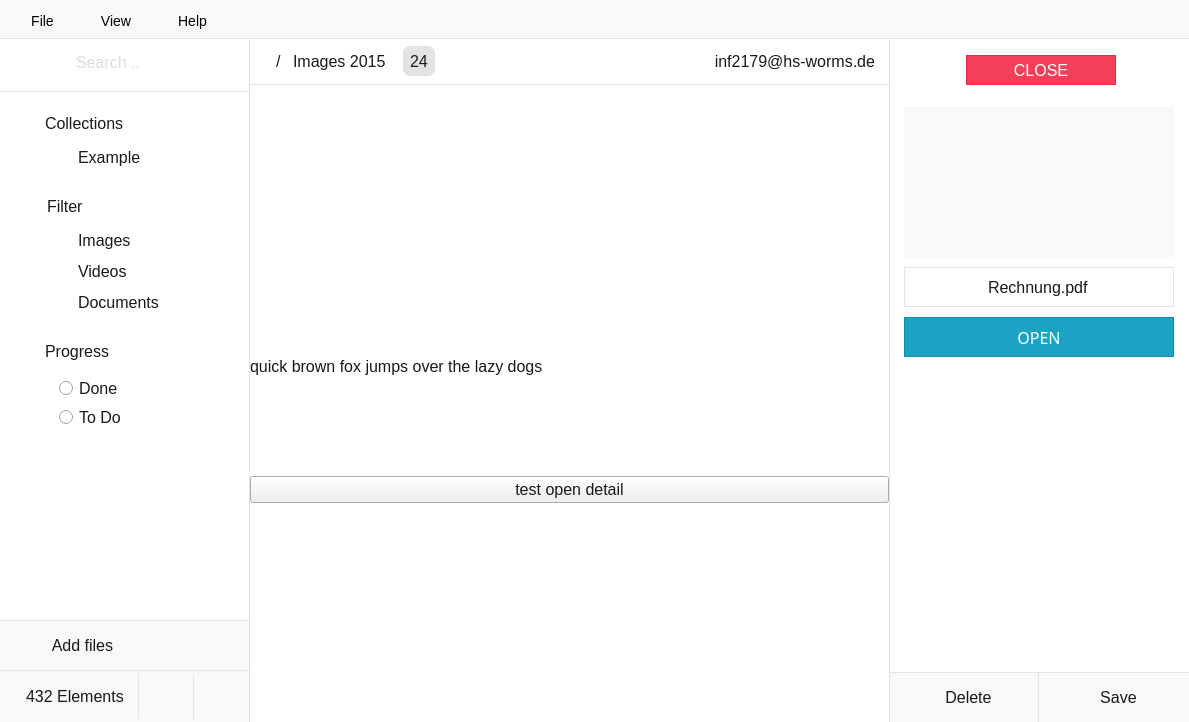
Before: the Qt Designer form src/gui/mainwindow.ui in Gitnoter/vemoria2, drawn with Qt 5.
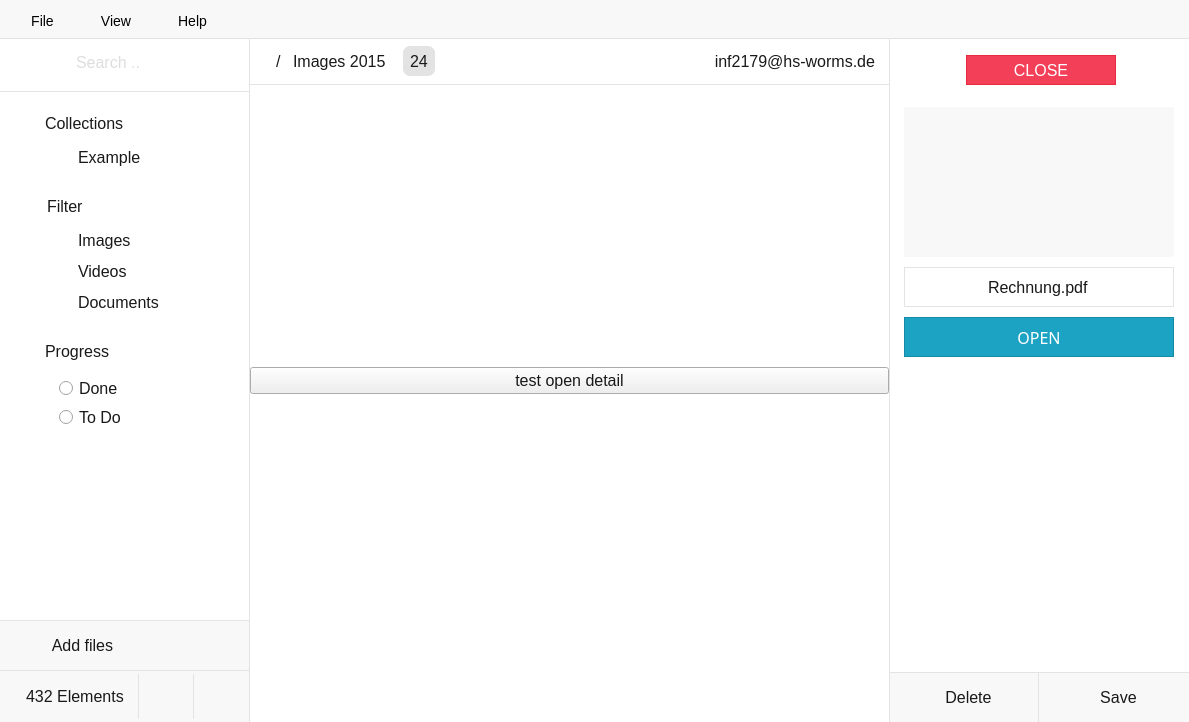
After: the same form once the commit is applied. Icons and pictures are not drawn.

What changed in the file:
```diff
--- a/src/gui/mainwindow.ui
+++ b/src/gui/mainwindow.ui
@@ -1128,7 +1128,7 @@
        border-top:1px solid #e3e3e3;
 }</string>
         </property>
-        <layout class="QGridLayout" name="gridLayout_10" rowstretch="0,0,0,0,0" columnstretch="0">
+        <layout class="QGridLayout" name="gridLayout_10" rowstretch="0,0,0" columnstretch="0">
          <property name="leftMargin">
           <number>0</number>
          </property>
@@ -1372,37 +1372,14 @@
            </layout>
           </widget>
          </item>
-         <item row="4" column="0">
+         <item row="2" column="0">
           <widget class="QGroupBox" name="groupBox_10">
            <property name="title">
             <string/>
            </property>
           </widget>
          </item>
-         <item row="2" column="0">
-          <widget class="QLabel" name="label_9">
-           <property name="text">
-            <string>quick brown fox jumps over the lazy dogs</string>
-           </property>
-          </widget>
-         </item>
-         <item row="2" column="0">
-          <widget class="QLabel" name="label_11">
-           <property name="font">
-            <font>
-             <family>Source Sans Pro</family>
-             <pointsize>-1</pointsize>
-            </font>
-           </property>
-           <property name="text">
-            <string/>
-           </property>
-           <property name="pixmap">
-            <pixmap>:/new/prefix1/12122947_1027131440672810_7175649518355430536_n.jpg</pixmap>
-           </property>
-          </widget>
-         </item>
-         <item row="3" column="0">
+         <item row="1" column="0">
           <widget class="QPushButton" name="pushButton_2">
            <property name="text">
             <string>test open detail</string>
```
Left out of the diff: 3 changed lines with no effect on the pictures.
